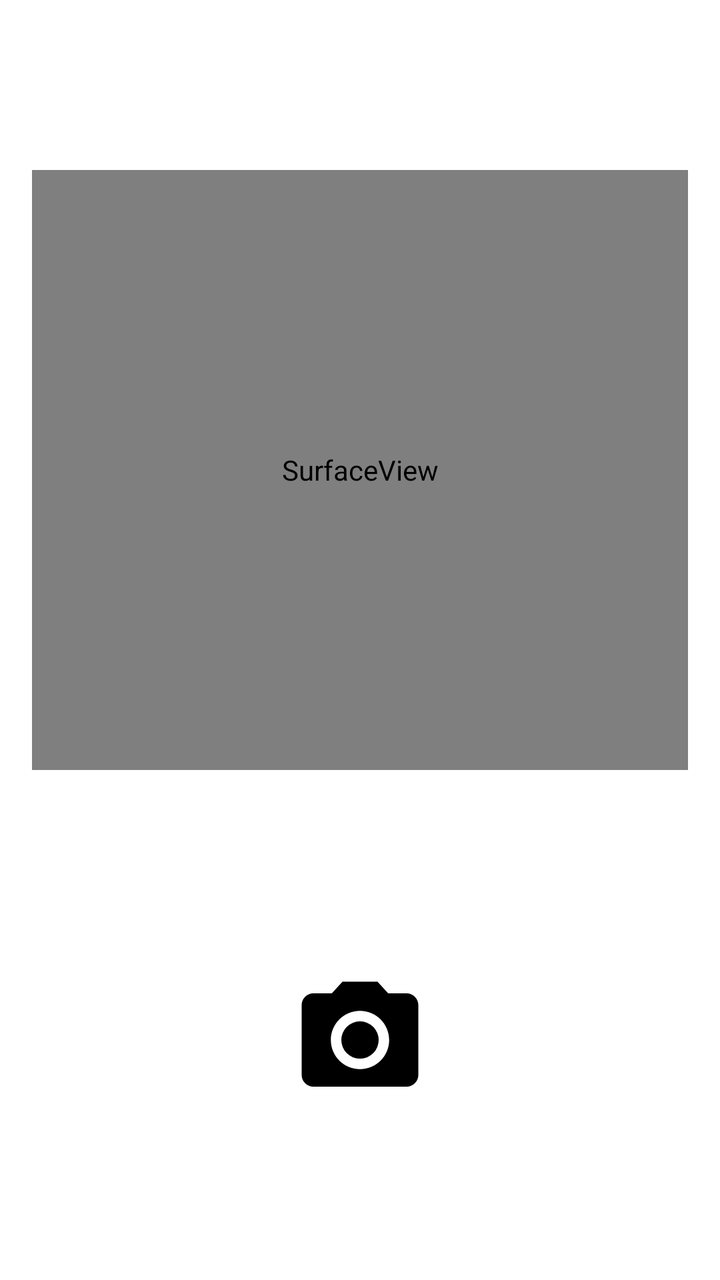
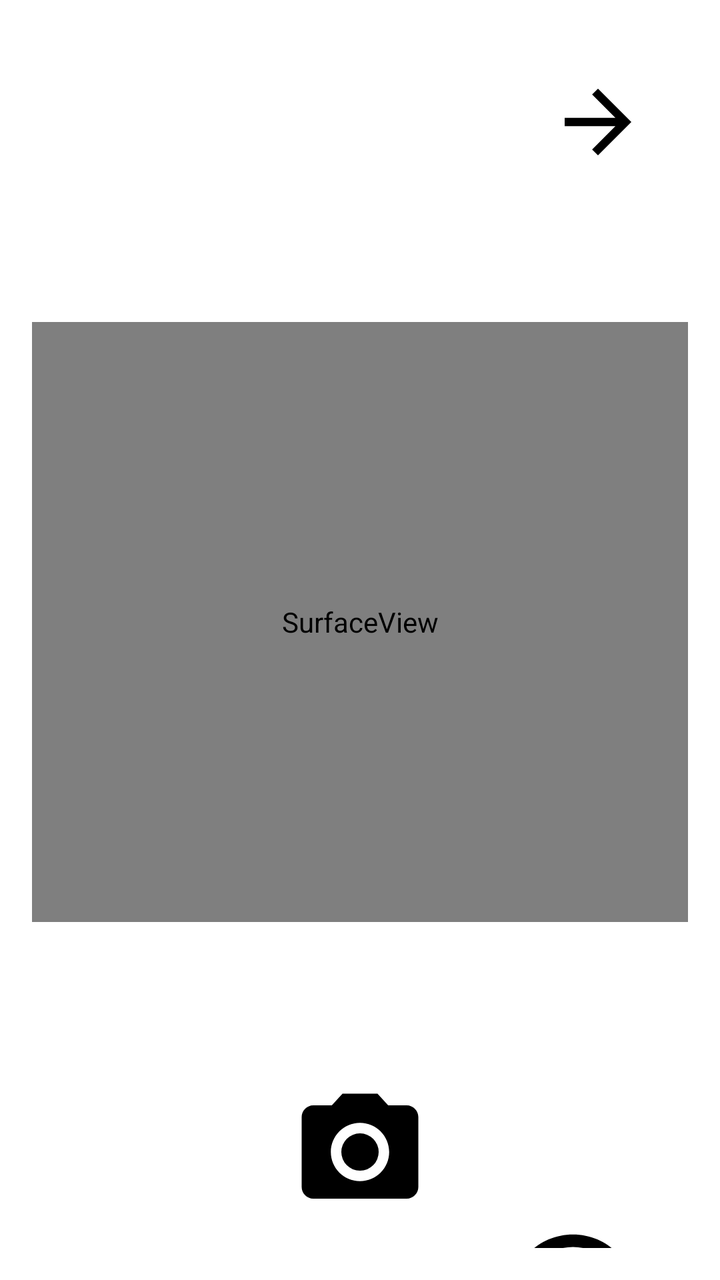

Before-and-after screenshots of an Android layout around one commit, followed by the original layout XML and the change that was made.
<!-- AndroidManifest.xml: application theme Theme.SmartCart.Light -->
<!-- res/layout/barcode_scanner.xml -->
<?xml version="1.0" encoding="utf-8"?>
<LinearLayout xmlns:android="http://schemas.android.com/apk/res/android"
    xmlns:app="http://schemas.android.com/apk/res-auto"
    xmlns:tools="http://schemas.android.com/tools"
    android:layout_width="match_parent"
    android:layout_height="match_parent"
    android:orientation="vertical"
    android:gravity="center"
    android:padding="16dp">

    <SurfaceView
        android:id="@+id/camera"
        android:layout_width="match_parent"
        android:layout_height="300dp" />

    <ImageButton
        android:id="@+id/btn_scan"
        android:layout_width="70dp"
        android:layout_height="70dp"
        android:background="@drawable/baseline_camera"
        android:backgroundTint="@color/black"

        android:layout_marginTop="100dp"
        />
</LinearLayout>
<!-- resources referenced by this layout -->
<resources>
  <color name="black">#FF000000</color>
  <!-- drawable baseline_camera (drawable) -->
  <vector xmlns:android="http://schemas.android.com/apk/res/android" android:height="24dp" android:tint="#000000" android:viewportHeight="24" android:viewportWidth="24" android:width="24dp">
        
      <path android:fillColor="@android:color/white" android:pathData="M12,12m-3.2,0a3.2,3.2 0,1 1,6.4 0a3.2,3.2 0,1 1,-6.4 0"/>
        
      <path android:fillColor="@android:color/white" android:pathData="M9,2L7.17,4L4,4c-1.1,0 -2,0.9 -2,2v12c0,1.1 0.9,2 2,2h16c1.1,0 2,-0.9 2,-2L22,6c0,-1.1 -0.9,-2 -2,-2h-3.17L15,2L9,2zM12,17c-2.76,0 -5,-2.24 -5,-5s2.24,-5 5,-5 5,2.24 5,5 -2.24,5 -5,5z"/>
      
  </vector>
  <style name="Theme.SmartCart.Light" parent="Theme.MaterialComponents.Light.NoActionBar">
          <item name="android:windowBackground">@android:color/white</item>
      </style>
</resources>

<!-- the commit's change to res/layout/barcode_scanner.xml (unified diff, before → after) -->
@@ -5,13 +5,22 @@
     android:layout_width="match_parent"
     android:layout_height="match_parent"
     android:orientation="vertical"
-    android:gravity="center"
+    android:gravity=""
     android:padding="16dp">
+    <ImageButton
+        android:id="@+id/barcodeScannerToListDisplay"
+        android:layout_width="50dp"
+        android:layout_height="50dp"
+        android:layout_margin="20dp"
+        android:layout_gravity="top|right"
+        android:background="@drawable/baseline_arrow_back"
+        android:backgroundTint="@color/black"/>
 
     <SurfaceView
         android:id="@+id/camera"
         android:layout_width="match_parent"
-        android:layout_height="300dp" />
+        android:layout_height="300dp"
+        android:layout_marginTop="55dp"/>
 
     <ImageButton
         android:id="@+id/btn_scan"
@@ -19,7 +28,16 @@
         android:layout_height="70dp"
         android:background="@drawable/baseline_camera"
         android:backgroundTint="@color/black"
+        android:layout_marginTop="80dp"
+        android:layout_gravity="center_horizontal"
+        />
 
-        android:layout_marginTop="100dp"
-        />
+    <ImageButton
+        android:id="@+id/addNewProductButton"
+        android:layout_width="75dp"
+        android:layout_height="75dp"
+        android:background="@drawable/baseline_add_circle_outline"
+        android:backgroundTint="@color/black"
+        android:layout_gravity="right"
+        android:layout_marginRight="20dp"/>
 </LinearLayout>
<!-- resource entries referenced after the edit -->
@@ -1,6 +1,18 @@
 <!-- resources referenced by this layout -->
 <resources>
   <color name="black">#FF000000</color>
+  <!-- drawable baseline_add_circle_outline (drawable) -->
+  <vector xmlns:android="http://schemas.android.com/apk/res/android" android:height="24dp" android:tint="#000000" android:viewportHeight="24" android:viewportWidth="24" android:width="24dp">
+        
+      <path android:fillColor="@android:color/white" android:pathData="M13,7h-2v4L7,11v2h4v4h2v-4h4v-2h-4L13,7zM12,2C6.48,2 2,6.48 2,12s4.48,10 10,10 10,-4.48 10,-10S17.52,2 12,2zM12,20c-4.41,0 -8,-3.59 -8,-8s3.59,-8 8,-8 8,3.59 8,8 -3.59,8 -8,8z"/>
+      
+  </vector>
+  <!-- drawable baseline_arrow_back (drawable) -->
+  <vector xmlns:android="http://schemas.android.com/apk/res/android" android:autoMirrored="true" android:height="24dp" android:tint="#000000" android:viewportHeight="24" android:viewportWidth="24" android:width="24dp">
+        
+      <path android:fillColor="@android:color/white" android:pathData="M12,4l-1.41,1.41L16.17,11H4v2h12.17l-5.58,5.59L12,20l8,-8z"/>
+      
+  </vector>
   <!-- drawable baseline_camera (drawable) -->
   <vector xmlns:android="http://schemas.android.com/apk/res/android" android:height="24dp" android:tint="#000000" android:viewportHeight="24" android:viewportWidth="24" android:width="24dp">
         
